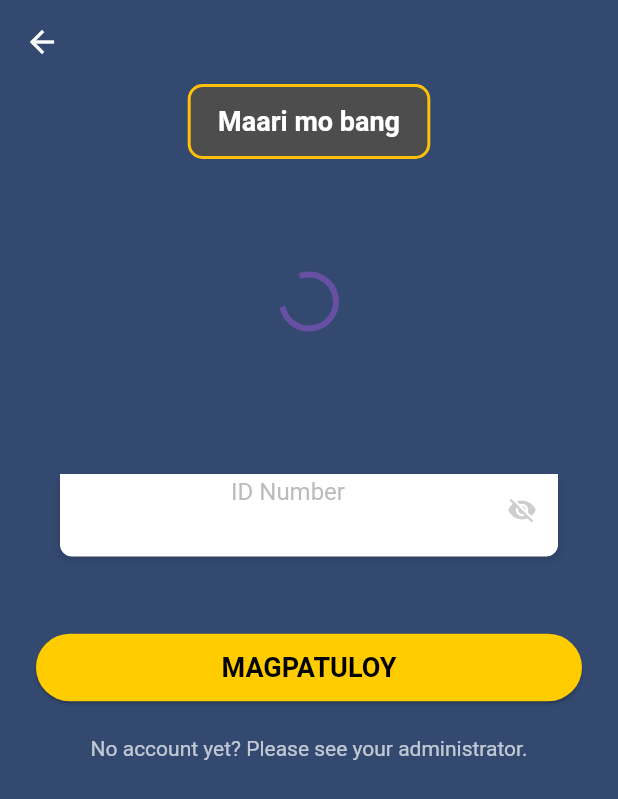
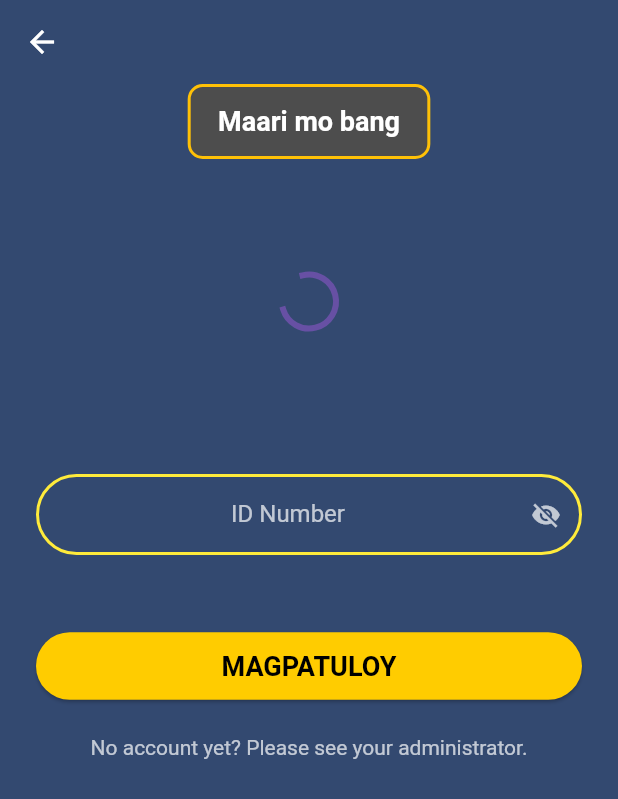
Before and after one commit to Phil1ipfs/Mobile-Application-Literexia, a Flutter app: the LoginScreen screen opened by its route, on a phone screen of 412 x 824 dp. Shown: the top 799 px of the screen. Run offline on Flutter 3.47's test engine with Material 3 defaults, Android fonts, the light colour scheme and no system bars; our stand-ins replace confetti, flutter_dotenv, lottie, rive, shared_preferences, sqflite; missing offline and left inert: mongo_dart; accounts and stored records are empty; Roboto replaces fonts that are missing (Century Gothic).

Commit message:
fix login

```diff
--- a/literexia/lib/screens/login_screen.dart
+++ b/literexia/lib/screens/login_screen.dart
@@ -397,61 +397,40 @@ class _LoginScreenState extends State<LoginScreen>
 
                 const SizedBox(height: 25), // Minimal spacing
                 // ID Number text field
-                Container(
-                  margin: const EdgeInsets.symmetric(horizontal: 16),
-                  height: 55,
-                  decoration: BoxDecoration(
-                    color: Colors.white, // White background
-                    borderRadius: BorderRadius.circular(
-                      8,
-                    ), // Less rounded corners
-                    boxShadow: [
-                      BoxShadow(
-                        color: Colors.black.withOpacity(0.1),
-                        spreadRadius: 1,
-                        blurRadius: 3,
-                        offset: const Offset(0, 2),
-                      ),
-                    ],
-                  ),
-                  child: TextField(
+                TextField(
                   controller: _idController,
                   obscureText: _obscureId,
                   keyboardType: TextInputType.number,
-                    onChanged: (text) {
-                      _updateAnimationState(text);
-                    },
-                    textAlign: TextAlign.center, // Center-aligned text
-                    style: const TextStyle(
-                      color: Colors.black,
-                      fontSize: 16,
-                    ), // Black text for white background
+                  onChanged: (text) => _updateAnimationState(text),
+                  textAlign: TextAlign.center,
+                  style: const TextStyle(color: Colors.white, fontSize: 16),
                   decoration: InputDecoration(
                     hintText: 'ID Number',
-                      hintStyle: TextStyle(color: Colors.grey.withOpacity(0.7)),
-                      border: InputBorder.none,
-                      contentPadding: const EdgeInsets.symmetric(
-                        horizontal: 20,
+                    hintStyle: TextStyle(color: Colors.white70),
+                    filled: false,
+                    enabledBorder: OutlineInputBorder(
+                      borderSide: BorderSide(color: Colors.yellow, width: 2),
+                      borderRadius: BorderRadius.circular(50),
                     ),
-                      // Keeping visibility toggle but making it less prominent
+                    focusedBorder: OutlineInputBorder(
+                      borderSide: BorderSide(color: Colors.orangeAccent, width: 2),
+                      borderRadius: BorderRadius.circular(50),
+                    ),
+                    contentPadding: const EdgeInsets.symmetric(horizontal: 20, vertical: 15),
                     suffixIcon: IconButton(
                       icon: Icon(
                         _obscureId ? Icons.visibility_off : Icons.visibility,
-                          color: Colors.grey.withOpacity(
-                            0.5,
-                          ), // Lighter, more subtle color
-                          size: 20, // Smaller size
+                        color: Colors.white70,
+                        size: 20,
                       ),
                       onPressed: () {
                         setState(() {
                           _obscureId = !_obscureId;
-                            if (_isPrivateField != null &&
-                                _idController.text.isNotEmpty) {
+                          if (_isPrivateField != null && _idController.text.isNotEmpty) {
                             _isPrivateField!.value = _obscureId;
                           }
                         });
                       },
-                      ),
                     ),
                   ),
                 ),
```
Lines whose indentation alone changed are shown as unchanged.
